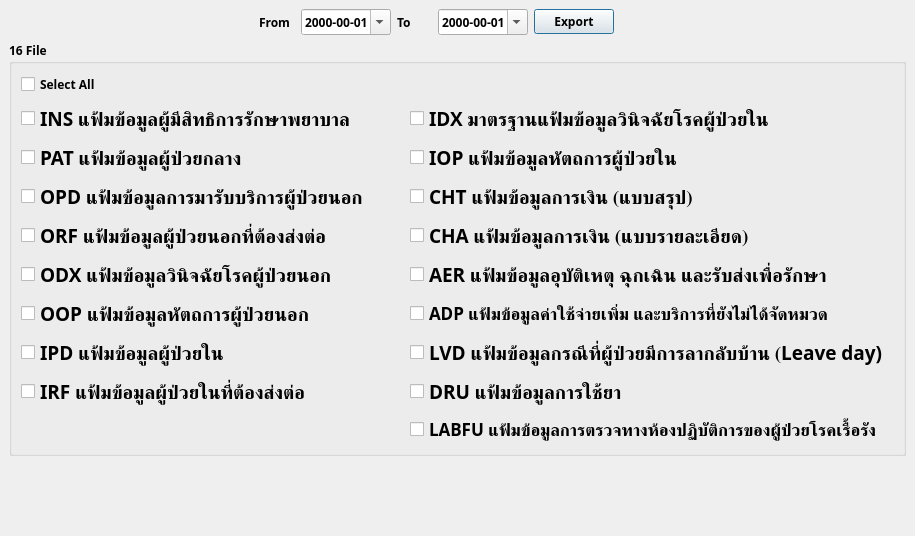
funanzaa/GUI_Export16PlusBkk, file UI/Main.ui: the form before one commit.
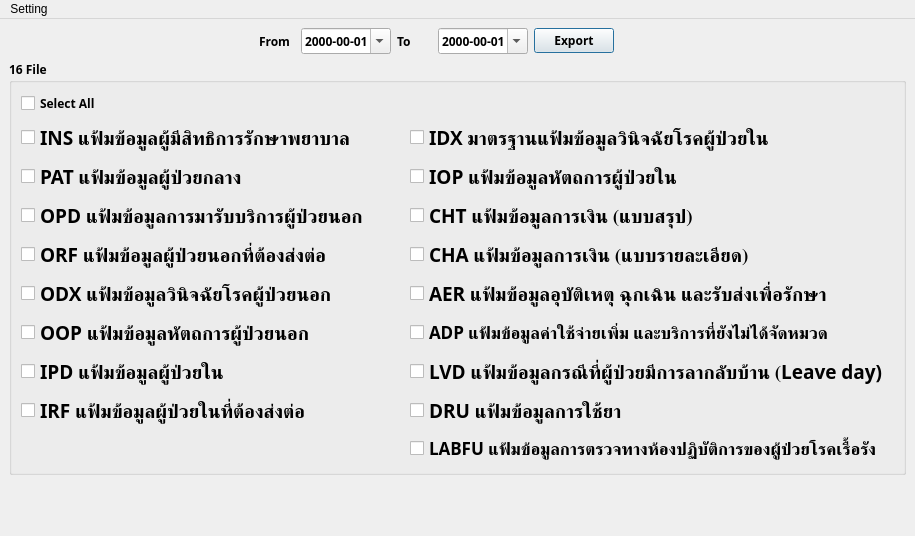
The form after the commit. Icons and pictures are not drawn.

Commit message: add menu setting > user

Patch:
```diff
--- a/UI/Main.ui
+++ b/UI/Main.ui
@@ -448,6 +448,13 @@
      <height>26</height>
     </rect>
    </property>
+   <widget class="QMenu" name="menu">
+    <property name="title">
+     <string>Setting</string>
+    </property>
+    <addaction name="action"/>
+   </widget>
+   <addaction name="menu"/>
   </widget>
  </widget>
  <resources>
```
Left out of the diff: 9 changed lines with no effect on the pictures. The commit also changes 1 other file.
